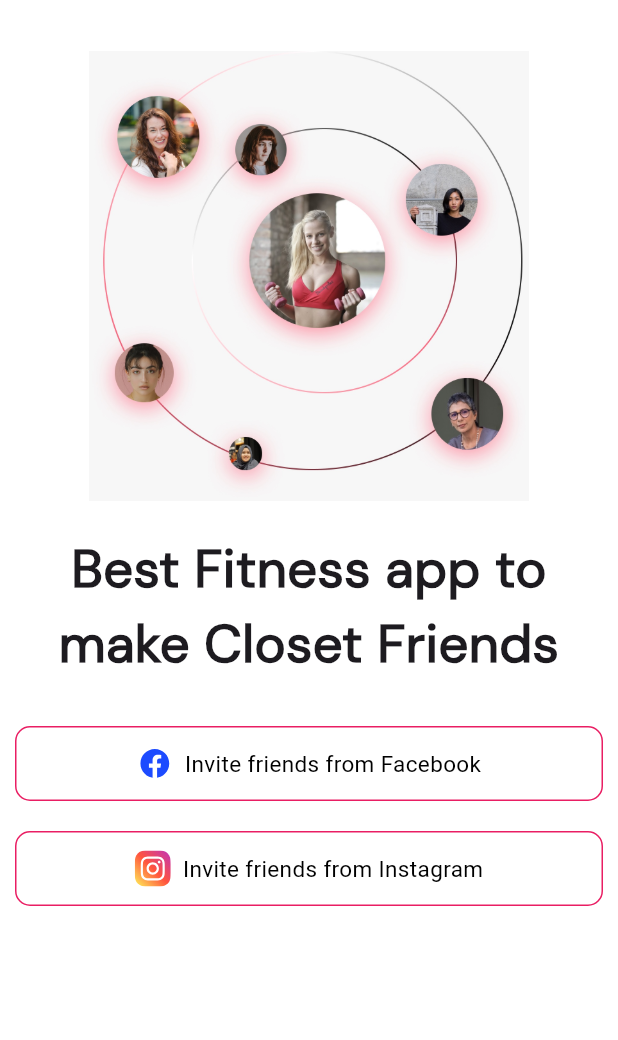
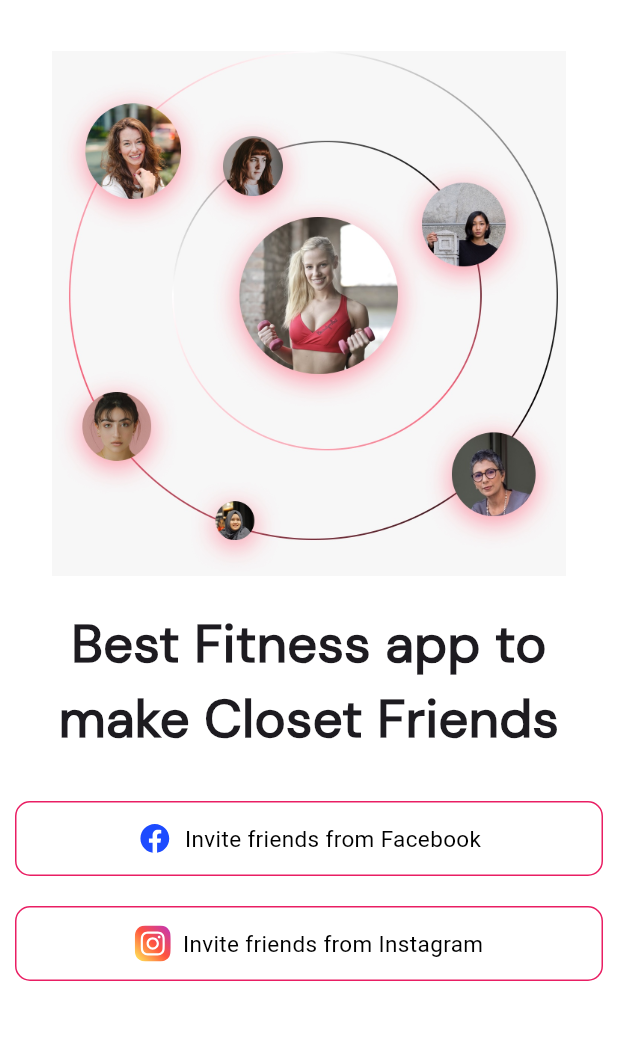
Before and after one commit to shizzleclover/fit, a Flutter app: the Friendspage screen opened directly, on a phone screen of 412 x 824 dp, the part 114-1154 px from its top. Run offline on Flutter 3.47's test engine with Material 3 defaults, Android fonts, the phone set to English and light mode, and no system bars; our stand-ins replace custom_sliding_segmented_control, flutter_svg.

Commit message:
height and width

```diff
--- a/lib/Pages/friendspage.dart
+++ b/lib/Pages/friendspage.dart
@@ -72,8 +72,8 @@ class Friendspage extends StatelessWidget {
                       ),
                       child: Image.asset(
                         'assets3/Images/complete.jpg',
-                        width: 400,
-                        height: 300, // Set the width of the girl image
+                        width: 500,
+                        height: 350, // Set the width of the girl image
                       ),
                     ),
                   )
```
